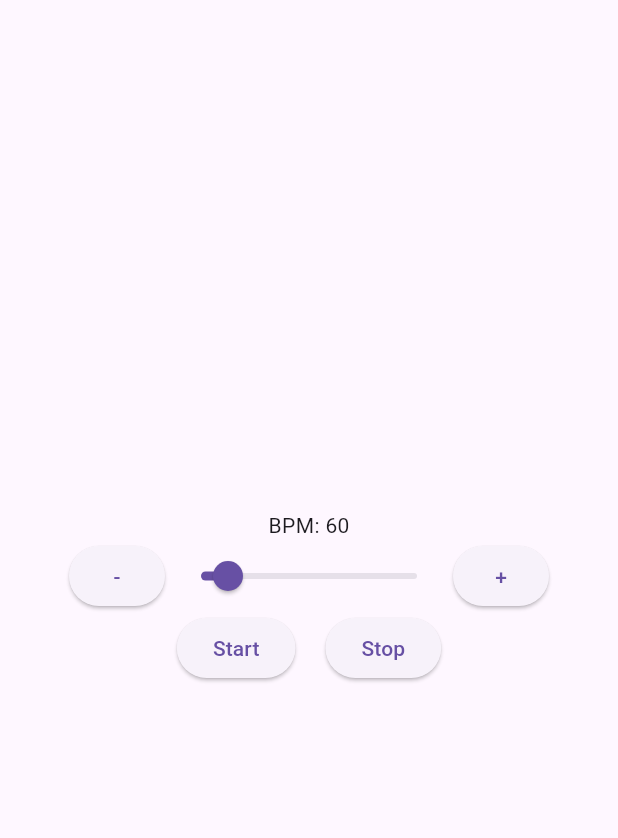
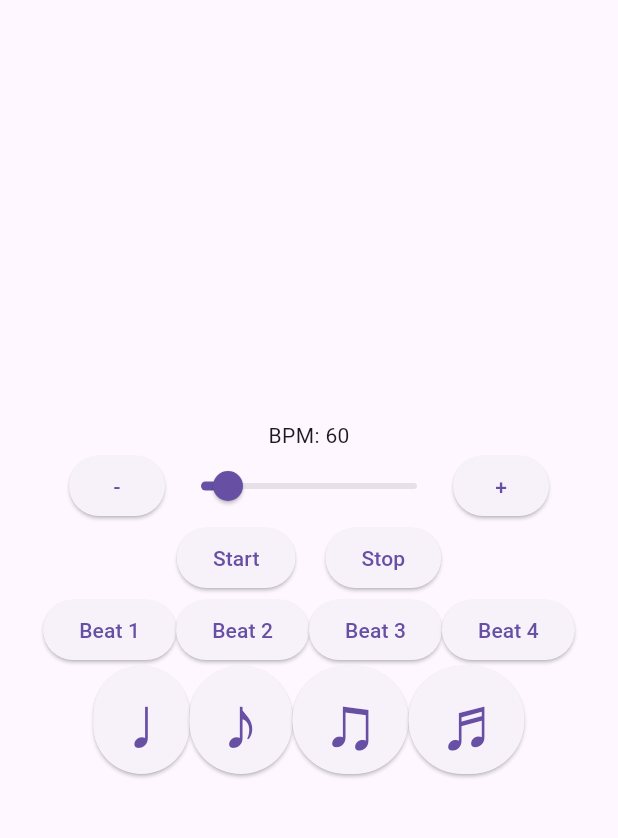
Before and after one commit to AdnanKhaleeli/MetronomeAPP, a Flutter app: the screen it shows after launch, after a tap on "Start", on a phone screen of 412 x 824 dp, the part 63-901 px from its top. Run offline on Flutter 3.47's test engine with Material 3 defaults, Android fonts, the phone set to English and light mode, and no system bars; our stand-ins replace audioplayers.

```diff
--- a/lib/main.dart
+++ b/lib/main.dart
@@ -14,7 +14,7 @@ class MetronomeApp extends StatefulWidget {
 class _MetronomeAppState extends State<MetronomeApp> {
   double _bpm = 60;
   final player = AudioPlayer();
-
+  bool playing = true;
 
 
   @override
@@ -41,7 +41,10 @@ class _MetronomeAppState extends State<MetronomeApp> {
                 onPressed: () {
                   setState(()
                   {
-                    _bpm = _bpm - 1;
+                    if(_bpm > 40)
+                      {
+                        _bpm = _bpm - 1;
+                      }
                   });
                 },
                 child: Text("-"),
@@ -52,6 +55,7 @@ class _MetronomeAppState extends State<MetronomeApp> {
                               value: _bpm,
                               //If changed, new value is newBPM
                               onChanged: (newBPM) {
+
                                 setState(()
                                 {
                                 //setting the BPM to new BPM
@@ -65,7 +69,10 @@ class _MetronomeAppState extends State<MetronomeApp> {
                 {
                   setState(()
                   {
-                    _bpm = _bpm + 1;
+                    if(_bpm < 199)
+                    {
+                      _bpm = _bpm + 1;
+                    }
                   });
                 },
                 child: Text("+"),
@@ -86,18 +93,93 @@ class _MetronomeAppState extends State<MetronomeApp> {
                   //when pressed, start the metronome
                   onPressed: ()
                   async {
-                    await player.play(AssetSource('assets/tick_sound.mp3'));
+                  playing = true;
+
+                    //looping the sound
+                    while (playing)
+                      {
+                        //calculation desired duration of one beat in seconds
+                        double oneBeat = 60/_bpm;
+
+                        //length of tick_sound is 0.022. length of one beat - length of tick sound is wait time
+                        double waitTime = oneBeat-0.022;
+                        //setting source of the audio file
+                        await player.setSource(AssetSource('tick_sound.wav'));
+                        //playing the audio file
+                        await player.resume();
+                        //delaying the loop (length of tick sound)
+                        await Future.delayed(Duration(milliseconds: 22));
+                        //delaying the loop(length of wait time
+                        await Future.delayed(Duration(milliseconds: (waitTime * 1000).toInt()));
+                        //Now, one full beat has been completed. The loop will loop again!
+
+                      }
+
+
                   },
                   child: Text('Start'),
                 ),
                 SizedBox(width: 20),
                 ElevatedButton(
                   //when pressed, stop the metronome
-                  onPressed: () {  },
+                  onPressed: () {
+                    playing = false;
+                    player.stop();
+                  },
                   child: Text('Stop'),
                 ),
               ],
             ),
+            Row(
+              mainAxisAlignment: MainAxisAlignment.center,
+              children: [
+                ElevatedButton(
+                  onPressed: (){},
+                  child: Text('Beat 1'),
+                ),
+                ElevatedButton(
+                  onPressed: (){},
+                  child: Text('Beat 2'),
+                ),
+                ElevatedButton(
+                  onPressed: (){},
+                  child: Text('Beat 3'),
+                ),
+                ElevatedButton(
+                  onPressed: (){},
+                  child: Text('Beat 4'),
+                )
+
+              ]
+            ),
+            Row(
+                mainAxisAlignment: MainAxisAlignment.center,
+                children: [
+                  ElevatedButton(
+                    onPressed: (){},
+                    child: Text('♩', style: new TextStyle(fontSize: 50.0)),
+                  ),
+                  ElevatedButton(
+                    onPressed: (){},
+                    child: Text('♪', style: TextStyle(fontSize: 50.0)),
+                  ),
+                  ElevatedButton(
+                    onPressed: (){},
+                    child: Text('♫', style: TextStyle(fontSize: 50.0)),
+                  ),
+                  ElevatedButton(
+                    onPressed: (){},
+                    child: Text('♬', style: TextStyle(fontSize: 50.0)),
+                  )
+
+                ]
+            )
+
+
+
+
+
+
         ],
         ),
       ),
```
Also changed, not shown: pubspec.yaml (+3 -7 lines).
